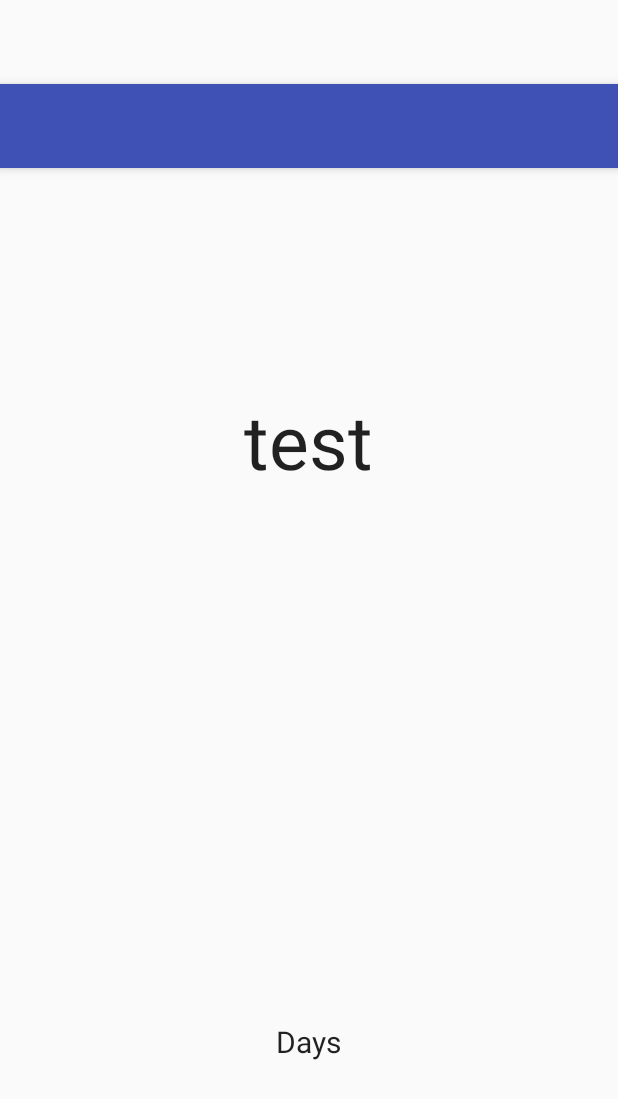
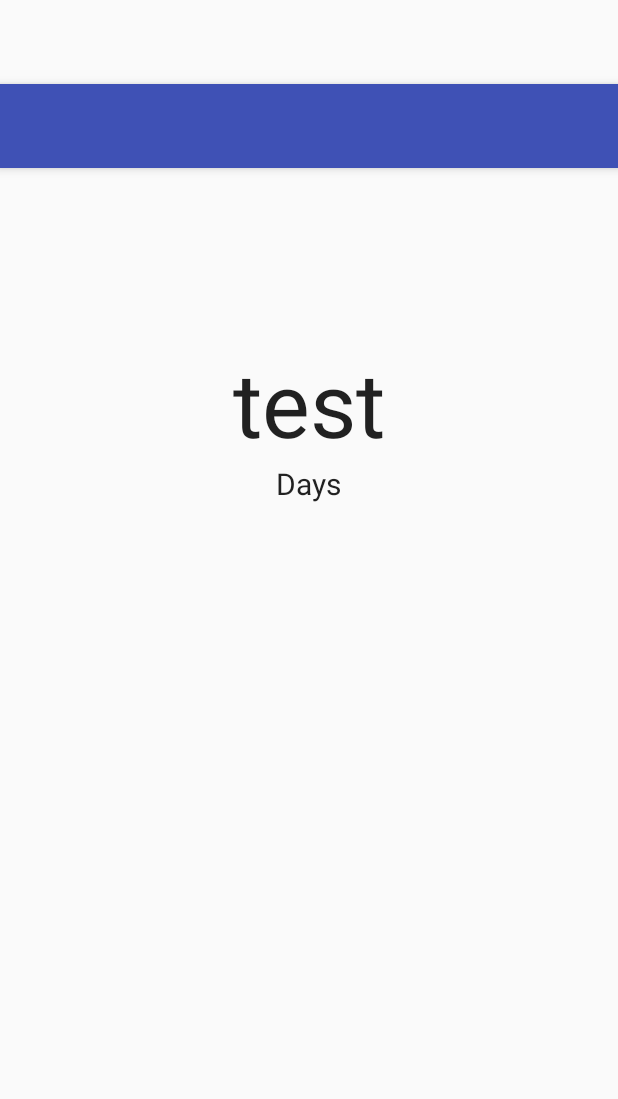
Before and after one commit to rmhsiao/pinkpink, an Android app: the layout app_bar_home_page.xml on its own in the app's theme, with its tools: preview values and no code run, on a phone screen of 412 x 824 dp. Shown: the top 1099 px of the screen. Run offline under Robolectric (Android 15) with nearby library versions, the phone set to English and light mode, and no system bars; network calls fail.

```diff
--- a/app/src/main/java/m/mcoupledate/HomePageActivity.java
+++ b/app/src/main/java/m/mcoupledate/HomePageActivity.java
@@ -52,7 +52,7 @@ public class HomePageActivity extends AppCompatActivity
     @Override
     protected void onCreate(Bundle savedInstanceState) {
         super.onCreate(savedInstanceState);
-        setContentView(R.layout.activity_home_page);
+        setContentView(R.layout.app_bar_home_page);
         Toolbar toolbar = (Toolbar) findViewById(R.id.toolbar);
         setSupportActionBar(toolbar);
 
--- a/app/src/main/res/layout/app_bar_home_page.xml
+++ b/app/src/main/res/layout/app_bar_home_page.xml
@@ -41,20 +41,42 @@
             android:layout_height="wrap_content"
             android:textAppearance="?android:attr/textAppearanceLarge"
             android:text="test"
-            android:textSize="50sp"
+            android:textSize="60sp"
             android:id="@+id/totalDaysDialog"
+            android:layout_marginTop="156dp"
             android:layout_alignParentTop="true"
-            android:layout_centerHorizontal="true"
-            android:layout_marginTop="188dp" />
+            android:layout_centerHorizontal="true" />
         <TextView
             android:layout_width="wrap_content"
             android:layout_height="wrap_content"
             android:textAppearance="?android:attr/textAppearanceLarge"
             android:text="Days"
             android:textSize="20sp"
-            android:layout_marginBottom="100dp"
-            android:layout_alignParentBottom="true"
-            android:layout_centerHorizontal="true" />
+            android:layout_below="@+id/totalDaysDialog"
+            android:layout_centerHorizontal="true"
+            android:id="@+id/textView2" />
+
+        <ScrollView
+            android:id="@+id/sv"
+            android:layout_width="match_parent"
+            android:layout_height="match_parent"
+            android:gravity="center"
+            android:layout_marginTop="93dp"
+            android:layout_below="@+id/textView2"
+            android:layout_centerHorizontal="true">
+
+            <LinearLayout
+                android:id="@+id/ll_in_sv"
+                android:layout_width="match_parent"
+                android:layout_height="match_parent"
+                android:orientation="vertical"
+                android:text="Days"
+                android:focusable="true"
+                android:focusableInTouchMode="true">
+
+            </LinearLayout>
+
+        </ScrollView>
 
     </RelativeLayout>
 
```
